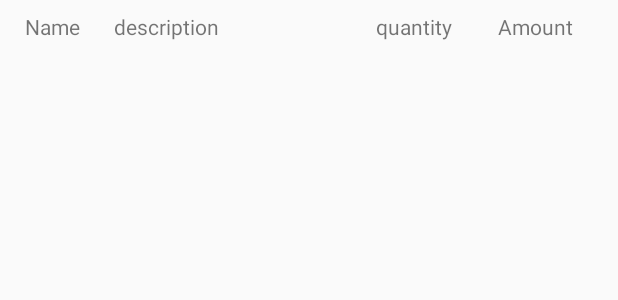
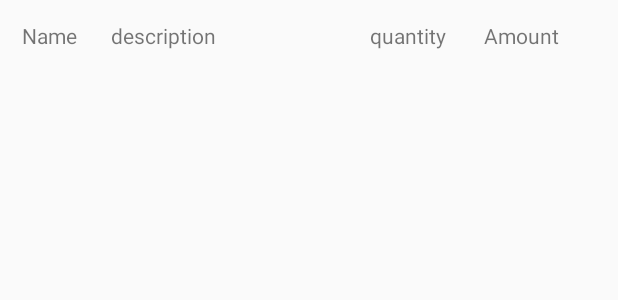
Before and after one commit to ngenovictor/digiduka, an Android app: the layout product_list_item.xml on its own in the app's theme, with its tools: preview values and no code run, on a phone screen of 412 x 824 dp. Shown: the top 300 px of the screen. Run offline under Robolectric (Android 15) with nearby library versions, the phone set to English and light mode, and no system bars.

Commit message:
pulls changes from Elvis

```diff
--- a/app/src/main/res/layout/product_list_item.xml
+++ b/app/src/main/res/layout/product_list_item.xml
@@ -3,7 +3,8 @@
     xmlns:app="http://schemas.android.com/apk/res-auto"
     xmlns:tools="http://schemas.android.com/tools"
     android:layout_width="match_parent"
-    android:layout_height="wrap_content">
+    android:layout_height="wrap_content"
+    android:padding="6dp">
 
 
     <TextView
@@ -12,7 +13,6 @@
         android:layout_height="wrap_content"
         android:layout_marginBottom="8dp"
         android:layout_marginEnd="8dp"
-        android:layout_marginStart="8dp"
         android:layout_marginTop="8dp"
         android:text="Name"
         app:layout_constraintBottom_toBottomOf="parent"
@@ -57,7 +57,6 @@
         android:layout_height="wrap_content"
         android:layout_marginBottom="8dp"
         android:layout_marginEnd="8dp"
-        android:layout_marginStart="8dp"
         android:layout_marginTop="8dp"
         android:text="Amount"
         app:layout_constraintBottom_toBottomOf="parent"
```
